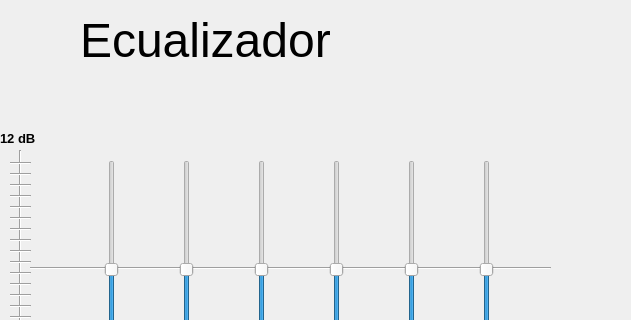
Above: UI/mainWin.ui from Gh0stJJ/Python_EQ before the change; both pictures show x 100 to 731 and y 0 to 320 of the 1204 by 600 pixel window. Below: the same form after it.
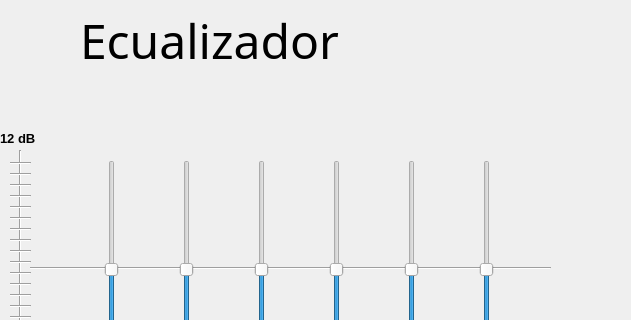
That is the form after the change. Icons and pictures are not drawn.

```diff
--- a/UI/mainWin.ui
+++ b/UI/mainWin.ui
@@ -379,6 +379,7 @@
     </property>
     <property name="font">
      <font>
+      <family>ROG Fonts</family>
       <pointsize>36</pointsize>
      </font>
     </property>
```
